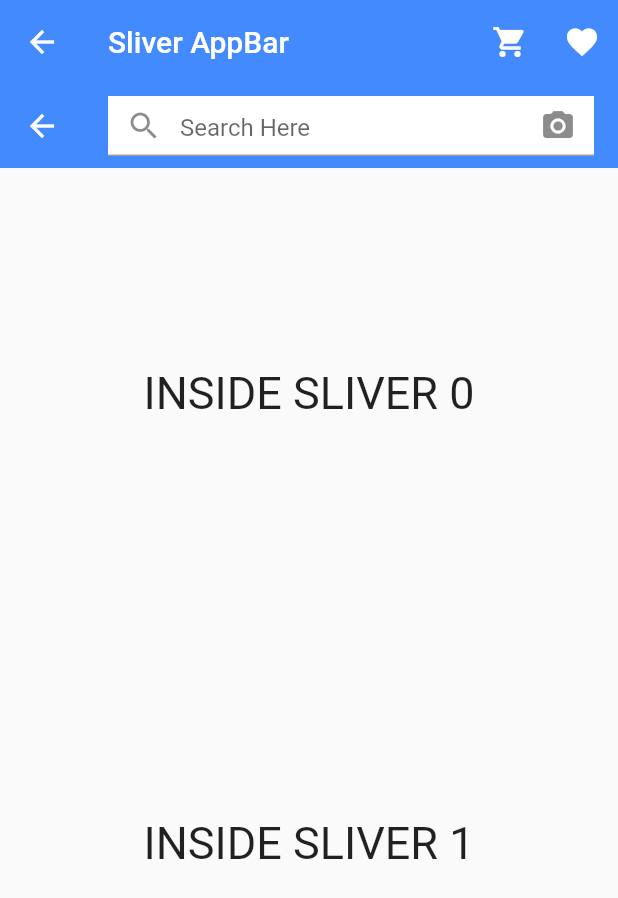
After one commit to anilamurali/Fluttet_works, a Flutter app: the Sliver_Example screen opened directly, on a phone screen of 412 x 824 dp. The commit adds this screen. Shown: the top 898 px of the screen. Run offline on Flutter 3.47's test engine with Material 2 defaults, Android fonts, the phone set to English and light mode, and no system bars; our stand-ins replace carousel_slider, convex_bottom_bar, device_preview, lottie; network calls fail; key blocks and very long unbroken strings in the code were emptied for the run.

Commit message:
First commit

```diff
--- a/lib/main.dart
+++ b/lib/main.dart
@@ -4,8 +4,10 @@ import 'package:device_preview/device_preview.dart';
 import 'package:flutter/foundation.dart';
 import 'package:flutter/material.dart';
 import 'package:flutter_december2/bottombar.dart';
+import 'package:flutter_december2/carousal_example.dart';
 import 'package:flutter_december2/convex_bottomnavigation.dart';
 import 'package:flutter_december2/navigation_drawe.dart';
+import 'package:flutter_december2/sliver_example.dart';
 import 'package:lottie/lottie.dart';
 
 import 'home.dart';
@@ -35,7 +37,7 @@ class _SplashScreenState extends State<SplashScreen> {
   void initState() {
 
     Timer(Duration(seconds: 10), () {
-      Navigator.of(context).pushReplacement(MaterialPageRoute(builder: (context)=>Navigation_Drawe()));
+      Navigator.of(context).pushReplacement(MaterialPageRoute(builder: (context)=>Carousal_Example()));
     });
   }
   @override
@@ -63,7 +65,7 @@ class _SplashScreenState extends State<SplashScreen> {
             children:  [
               Lottie.network("https://assets1.lottiefiles.com/packages/lf20_mxg41wj1.json"),
 
-              Text("MY APPLICATON",style: TextStyle(fontSize: 40,color: Color.fromARGB(255, 1, 33, 59)),),
+             const Text("MY APPLICATON",style: TextStyle(fontSize: 40,color: Color.fromARGB(255, 1, 33, 59)),),
             ],
           ),
         ),
--- /dev/null
+++ b/lib/sliver_example.dart
@@ -0,0 +1,56 @@
+import 'package:flutter/material.dart';
+
+class Sliver_Example extends StatelessWidget{
+  @override
+  Widget build(BuildContext context) {
+   return  Scaffold(
+    body: CustomScrollView(
+      slivers: [
+        SliverAppBar(
+          floating: true,
+          pinned: true,
+          title: Text("Sliver AppBar"),
+          actions: [
+            IconButton(onPressed: (){}, icon:Icon(Icons.shopping_cart) ),
+            IconButton(onPressed: (){}, icon:Icon(Icons.favorite) ),
+          ],
+          bottom: AppBar(
+            elevation: 0,
+            title: Container(
+              height: 40,
+              width:double.infinity,
+              color: Colors.white,
+              child: const TextField(
+                decoration: InputDecoration(
+                hintText: "Search Here",
+                prefixIcon: Icon(Icons.search),
+                suffixIcon: Icon(Icons.camera_alt)
+
+              ),
+              ),
+            ),
+          ),
+
+
+        ),
+        SliverList(delegate: SliverChildBuilderDelegate((context, index) {
+          return Container(
+            height: 300,
+            child: Center(
+              child: Text(
+                "INSIDE SLIVER $index",
+                style: TextStyle(fontSize: 30),
+              ),
+            ),
+          );
+        },childCount: 10,
+        )
+        )
+
+      ],
+    ),
+
+   );
+  }
+
+}
--- a/pubspec.yaml
+++ b/pubspec.yaml
@@ -33,6 +33,7 @@ dependencies:
   device_preview: ^1.1.0
   lottie: ^2.2.0
   convex_bottom_bar: ^3.2.0
+  carousel_slider: ^4.2.1
 
 
   # The following adds the Cupertino Icons font to your application.
```
Also changed, not shown: lib/carousal_example.dart (added, +45 -0 lines), pubspec.lock.
